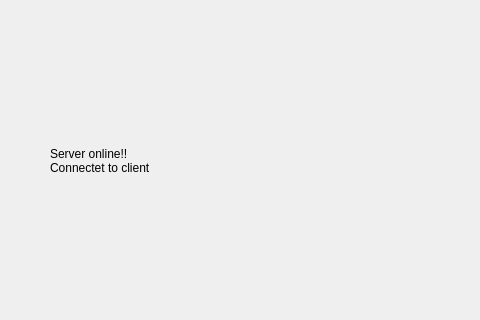
Above: controller/tcpServer/mainwindow.ui from MaxHuiskes/Swen2 before the change; both pictures show x 0 to 480 and y 110 to 430 of the 800 by 600 pixel window. Below: the same form after it.
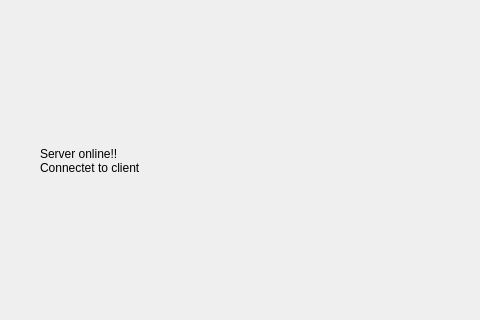
That is the form after the change.

Diff of the .ui file:
```diff
--- a/controller/tcpServer/mainwindow.ui
+++ b/controller/tcpServer/mainwindow.ui
@@ -17,7 +17,7 @@
    <widget class="QLabel" name="label">
     <property name="geometry">
      <rect>
-      <x>50</x>
+      <x>40</x>
       <y>160</y>
       <width>701</width>
       <height>221</height>
```
